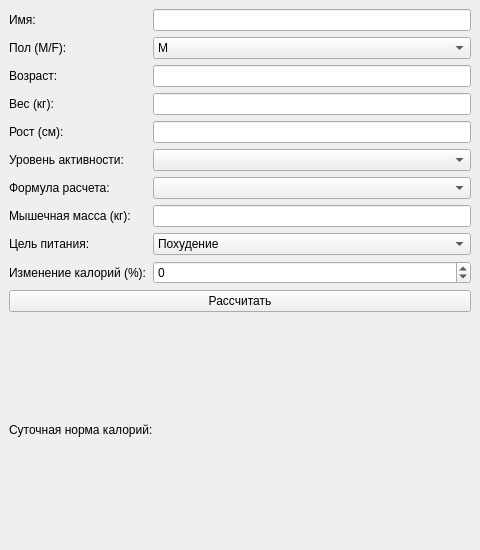
This is mainwindow.ui in kolesnikstanislav/CalculateCalorie as Qt 5 draws it before an edit. The edited form follows.
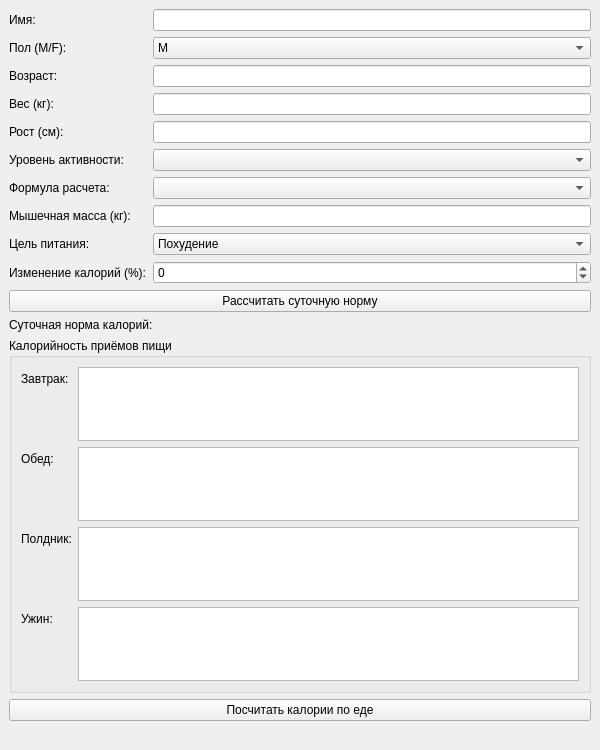
This is the edited form.

Diff of the .ui file:
```diff
--- a/mainwindow.ui
+++ b/mainwindow.ui
@@ -2,12 +2,9 @@
 <ui version="4.0">
  <class>MainWindow</class>
  <widget class="QMainWindow" name="MainWindow">
-  <property name="geometry">
-   <rect><x>0</x><y>0</y><width>480</width><height>550</height></rect>
-  </property>
-  <property name="windowTitle">
-   <string>Калькулятор калорий</string>
-  </property>
+  <property name="geometry"><rect><x>0</x><y>0</y><width>600</width><height>750</height></rect></property>
+  <property name="windowTitle"><string>Калькулятор калорий</string></property>
+
   <widget class="QWidget" name="centralwidget">
    <layout class="QVBoxLayout" name="verticalLayout">
     <item>
@@ -119,15 +116,47 @@
 
     <item>
      <widget class="QPushButton" name="calculateButton">
-      <property name="text"><string>Рассчитать</string></property>
+      <property name="text"><string>Рассчитать суточную норму</string></property>
      </widget>
     </item>
 
     <item>
      <widget class="QLabel" name="resultLabel">
-      <property name="text">
-       <string>Суточная норма калорий:</string>
-      </property>
+      <property name="text"><string>Суточная норма калорий:</string></property>
+     </widget>
+    </item>
+
+    <!-- Блок приёмов пищи -->
+    <item>
+     <widget class="QGroupBox" name="mealGroup">
+      <property name="title"><string>Калорийность приёмов пищи</string></property>
+      <layout class="QFormLayout" name="mealLayout">
+
+       <item row="0" column="0"><widget class="QLabel" name="labelBreakfast"><property name="text"><string>Завтрак:</string></property></widget></item>
+       <item row="0" column="1"><widget class="QTextEdit" name="breakfastEdit"/></item>
+
+       <item row="1" column="0"><widget class="QLabel" name="labelLunch"><property name="text"><string>Обед:</string></property></widget></item>
+       <item row="1" column="1"><widget class="QTextEdit" name="lunchEdit"/></item>
+
+       <item row="2" column="0"><widget class="QLabel" name="labelSnack"><property name="text"><string>Полдник:</string></property></widget></item>
+       <item row="2" column="1"><widget class="QTextEdit" name="snackEdit"/></item>
+
+       <item row="3" column="0"><widget class="QLabel" name="labelDinner"><property name="text"><string>Ужин:</string></property></widget></item>
+       <item row="3" column="1"><widget class="QTextEdit" name="dinnerEdit"/></item>
+
+      </layout>
+     </widget>
+    </item>
+
+    <item>
+     <widget class="QPushButton" name="mealCalcButton">
+      <property name="text"><string>Посчитать калории по еде</string></property>
+     </widget>
+    </item>
+
+    <item>
+     <widget class="QLabel" name="foodResultLabel">
+      <property name="text"><string/></property>
      </widget>
     </item>
 
```
Left out of the diff: 90 changed lines with no effect on the pictures.
